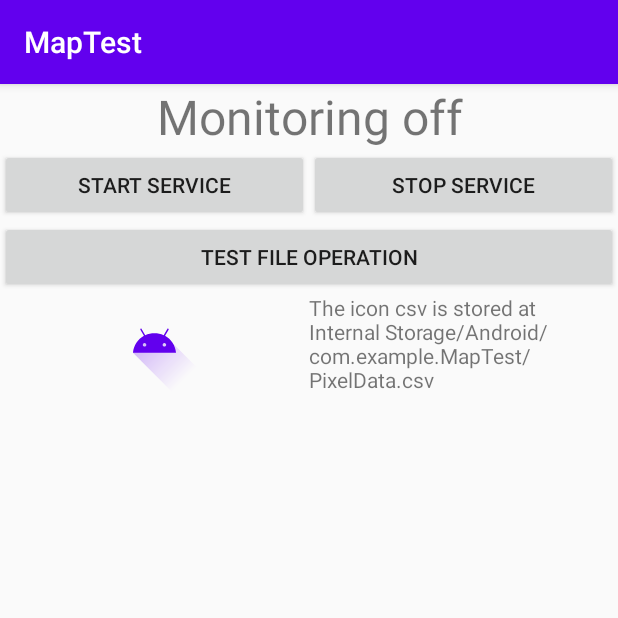
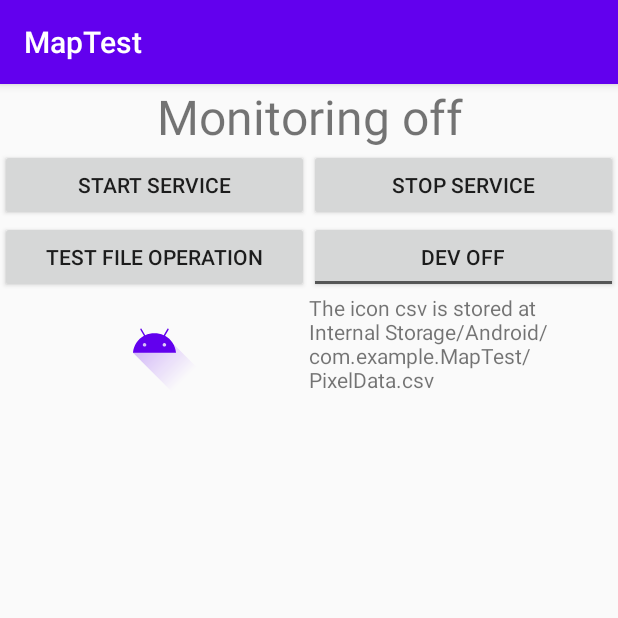
Before and after one commit to jashgopani/NaviBands, an Android app: the screen it shows after launch (MainActivity), on a phone screen of 412 x 824 dp, the top half of it. Run offline under Robolectric (Android 15) with nearby library versions, the phone set to English and light mode, and no system bars; 1 statement that could not run was skipped.

Commit message:
Dev Mode btn added

```diff
--- a/app/src/main/java/com/example/maptest/Constants.java
+++ b/app/src/main/java/com/example/maptest/Constants.java
@@ -6,5 +6,5 @@ public class Constants {
     public static final String PIXEL_DATA = "compressedPixelString";
     public static final String DIRECTION = "directionName";
     public static final String ICON_NULL = "notificationLargeIconNull";
-
+    public static final String REROUTING = "Rerouting...";
 }
--- a/app/src/main/java/com/example/maptest/IconWrapper.java
+++ b/app/src/main/java/com/example/maptest/IconWrapper.java
@@ -5,7 +5,7 @@ import android.graphics.drawable.Icon;
 import java.io.Serializable;
 
 public class IconWrapper implements Serializable {
-    Icon icon;
+    Icon icon =null;
 
     public IconWrapper(Icon icon) {
         this.icon = icon;
--- a/app/src/main/java/com/example/maptest/MainActivity.java
+++ b/app/src/main/java/com/example/maptest/MainActivity.java
@@ -10,6 +10,7 @@ import android.content.pm.PackageManager;
 import android.content.res.AssetManager;
 import android.content.res.Resources;
 import android.graphics.Bitmap;
+import android.graphics.Color;
 import android.graphics.drawable.BitmapDrawable;
 import android.graphics.drawable.Drawable;
 import android.graphics.drawable.Icon;
@@ -21,11 +22,13 @@ import android.provider.Settings;
 import android.util.Log;
 import android.view.View;
 import android.widget.Button;
+import android.widget.CompoundButton;
 import android.widget.EditText;
 import android.widget.ImageView;
 import android.widget.LinearLayout;
 import android.widget.TextView;
 import android.widget.Toast;
+import android.widget.ToggleButton;
 
 import java.io.File;
 import java.io.FileNotFoundException;
@@ -39,6 +42,7 @@ import java.util.Map;
 import java.util.regex.Matcher;
 import java.util.regex.Pattern;
 
+import androidx.annotation.ColorInt;
 import androidx.annotation.RequiresApi;
 import androidx.appcompat.app.AlertDialog;
 import androidx.appcompat.app.AppCompatActivity;
@@ -49,6 +53,7 @@ import androidx.localbroadcastmanager.content.LocalBroadcastManager;
 public class MainActivity extends AppCompatActivity {
     private static final String TAG = "MainActivity";
     Button startServiceBtn, stopServiceBtn, compareIconsBtn;
+    ToggleButton devModeBtn;
     ImageView imageIcon;
     TextView statustv, logtv;
     HashSet<String> largeIcons;
@@ -56,12 +61,20 @@ public class MainActivity extends AppCompatActivity {
     Context context;
     File file;
     String path, csvFilename;
+    boolean devMode=false;
 
     private BroadcastReceiver onNotice = new BroadcastReceiver() {
-
-        @RequiresApi(api = Build.VERSION_CODES.M)
         @Override
         public void onReceive(Context context, Intent intent) {
+            if(devMode)detectAndSaveIcons(context,intent);
+            else updateUI(context,intent);
+        }
+    };
+
+    private void updateUI(Context context, Intent intent) {
+    }
+
+    private void detectAndSaveIcons(Context context, Intent intent){
         // To recieve intents from service, perform the actions of onRecieve method
         String title = intent.getStringExtra("title");
         String text = intent.getStringExtra("text");
@@ -139,7 +152,6 @@ public class MainActivity extends AppCompatActivity {
         //update the text on screen
         logtv.setText(not + old);
     }
-    };
 
     @Override
     protected void onCreate(Bundle savedInstanceState) {
@@ -158,6 +170,7 @@ public class MainActivity extends AppCompatActivity {
         startServiceBtn = findViewById(R.id.startServiceBtn);
         stopServiceBtn = findViewById(R.id.stopServiceBtn);
         compareIconsBtn = findViewById(R.id.saveIconBtn);
+        devModeBtn = findViewById(R.id.devModeBtn);
         imageIcon = findViewById(R.id.imageIcon);
         statustv = findViewById(R.id.statustv);
         logtv = findViewById(R.id.logtv);
@@ -207,6 +220,19 @@ public class MainActivity extends AppCompatActivity {
                 }
                 String msg = result ? "Test Successsful" : "Test Failed";
                 Toast.makeText(context, msg, Toast.LENGTH_SHORT).show();
+            }
+        });
+
+        devModeBtn.setOnCheckedChangeListener(new CompoundButton.OnCheckedChangeListener() {
+            @Override
+            public void onCheckedChanged(CompoundButton buttonView, boolean isChecked) {
+                devMode=isChecked;
+                if(isChecked){
+                    buttonView.setTextColor(Color.parseColor("#ff0000"));
+                }else{
+                    buttonView.setTextColor(Color.parseColor("#000000"));
+                }
+                Log.d(TAG, "onCheckedChanged: New state >>"+(devMode?"DEV ON":"DEV OFF"));
             }
         });
     }
--- a/app/src/main/res/layout/activity_main.xml
+++ b/app/src/main/res/layout/activity_main.xml
@@ -41,9 +41,18 @@
             android:id="@+id/saveIconBtn"
             android:layout_width="0dp"
             android:layout_height="wrap_content"
-            android:layout_columnSpan="2"
             android:layout_columnWeight="1"
             android:text="Test File Operation"
+            android:textAlignment="center" />
+
+        <ToggleButton
+            android:id="@+id/devModeBtn"
+            android:layout_width="0dp"
+            android:layout_height="wrap_content"
+            android:layout_columnWeight="1"
+            android:layout_columnSpan="1"
+            android:textOff="@string/dev_mode_off"
+            android:textOn="@string/dev_mode_on"
             android:textAlignment="center" />
 
         <ImageView
--- a/app/src/main/res/values/strings.xml
+++ b/app/src/main/res/values/strings.xml
@@ -1,3 +1,5 @@
 <resources>
     <string name="app_name">MapTest</string>
+    <string name="dev_mode_on">Dev ON</string>
+    <string name="dev_mode_off">Dev OFF</string>
 </resources>
```
Also changed, not shown: app/src/main/java/com/example/maptest/ForegroundService.java (+7 -8 lines), app/src/main/java/com/example/maptest/NotificationMonitor.java (+10 -16 lines), app/src/main/java/com/example/maptest/ServiceResultReciever.java (deleted, +0 -37 lines). Lines whose indentation alone changed are shown as unchanged.
